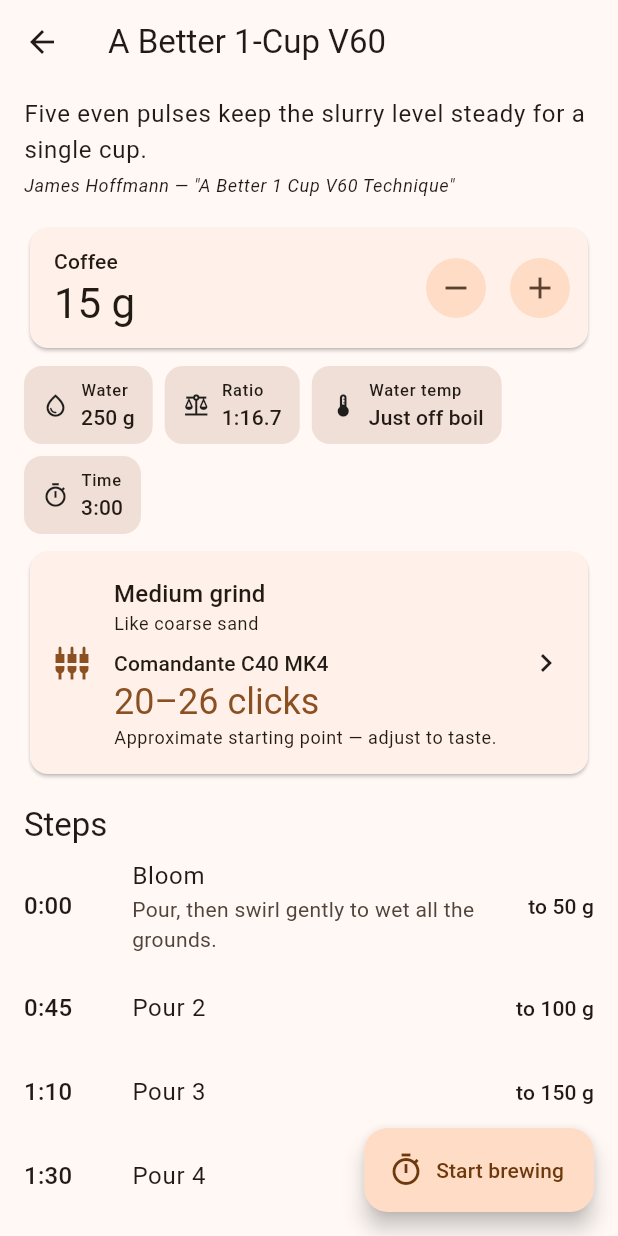
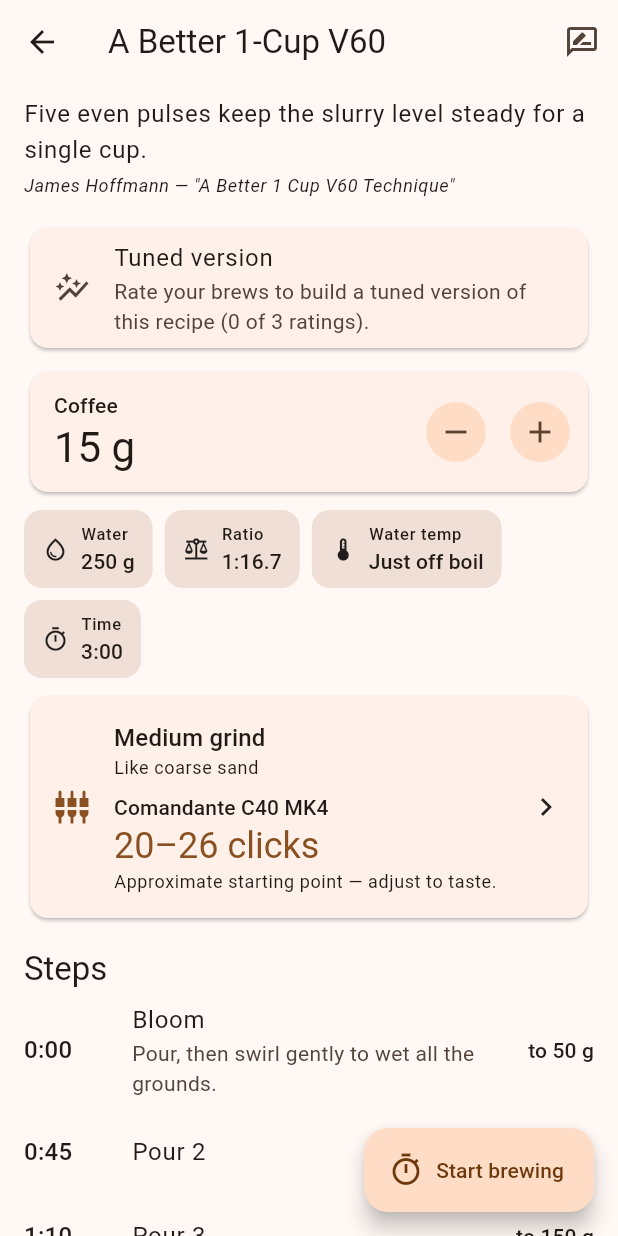
Before and after one commit to jcosmith/wake-up, a Flutter app: the screen it shows after launch, after a tap on "A Better 1-Cup V60", on a phone screen of 412 x 824 dp. Run offline on Flutter 3.47's test engine with Material 3 defaults, Android fonts, the phone set to English and light mode, and no system bars; our stand-ins replace shared_preferences.

Commit message:
Add recipe feedback and a tuned version built from it (#1)
Rate a brew from the recipe screen or when the timer finishes. After three
ratings, recipes offer a Tuned version alongside the original, adjusting
grind (in clicks for the selected grinder) and dose from the feedback.
Feedback is stored on-device behind a FeedbackStore interface that a shared
backend can implement to pool ratings across users.


Claude-Session: https://claude.ai/code/session_01MZTpTmYUjxpzCbQmbMgumx

Co-authored-by: Claude <noreply@anthropic.com>

```diff
--- /dev/null
+++ b/lib/feedback/feedback_store.dart
@@ -0,0 +1,57 @@
+import 'dart:convert';
+
+import 'package:shared_preferences/shared_preferences.dart';
+
+import '../models/feedback.dart';
+
+/// Where recipe feedback is kept.
+///
+/// The app currently stores feedback on the device. A shared backend that
+/// pools everyone's feedback implements this same interface and returns all
+/// users' entries from [forRecipe]; tuning then works across users with no
+/// other changes.
+abstract class FeedbackStore {
+  Future<void> add(RecipeFeedback feedback);
+
+  Future<List<RecipeFeedback>> forRecipe(String recipeId);
+}
+
+/// Keeps feedback on this device with shared_preferences.
+class LocalFeedbackStore implements FeedbackStore {
+  LocalFeedbackStore(this._prefs);
+
+  final SharedPreferences _prefs;
+
+  static String _key(String recipeId) => 'feedback.$recipeId';
+
+  @override
+  Future<void> add(RecipeFeedback feedback) async {
+    final key = _key(feedback.recipeId);
+    final entries = _prefs.getStringList(key) ?? const [];
+    await _prefs.setStringList(key, [
+      ...entries,
+      jsonEncode(feedback.toJson()),
+    ]);
+  }
+
+  @override
+  Future<List<RecipeFeedback>> forRecipe(String recipeId) async {
+    final entries = _prefs.getStringList(_key(recipeId)) ?? const [];
+    return [
+      for (final e in entries)
+        RecipeFeedback.fromJson(jsonDecode(e) as Map<String, dynamic>),
+    ];
+  }
+}
+
+/// Keeps feedback in memory only; used in tests and when no storage is set.
+class MemoryFeedbackStore implements FeedbackStore {
+  final _entries = <RecipeFeedback>[];
+
+  @override
+  Future<void> add(RecipeFeedback feedback) async => _entries.add(feedback);
+
+  @override
+  Future<List<RecipeFeedback>> forRecipe(String recipeId) async =>
+      _entries.where((f) => f.recipeId == recipeId).toList();
+}
--- /dev/null
+++ b/lib/models/feedback.dart
@@ -0,0 +1,93 @@
+import 'recipe.dart';
+
+/// How a brew tasted, on a five-point scale centred on "just right".
+enum TasteBalance {
+  sour('Sour', -2),
+  slightlySour('A bit sour', -1),
+  balanced('Balanced', 0),
+  slightlyBitter('A bit bitter', 1),
+  bitter('Bitter', 2);
+
+  const TasteBalance(this.label, this.value);
+
+  final String label;
+  final int value;
+}
+
+enum Strength {
+  weak('Weak', -2),
+  slightlyWeak('A bit weak', -1),
+  justRight('Just right', 0),
+  slightlyStrong('A bit strong', 1),
+  strong('Strong', 2);
+
+  const Strength(this.label, this.value);
+
+  final String label;
+  final int value;
+}
+
+/// One person's verdict on one brew, together with what they actually
+/// brewed (the original or the tuned version), so later tuning can work out
+/// where the ideal lies.
+class RecipeFeedback {
+  const RecipeFeedback({
+    required this.recipeId,
+    required this.createdAt,
+    required this.rating,
+    required this.taste,
+    required this.strength,
+    required this.brewedRatio,
+    this.brewedGrindOffsetMicrons = 0,
+  });
+
+  /// Builds feedback for a brew of [brewed], which may be a tuned recipe.
+  factory RecipeFeedback.forBrew(
+    Recipe brewed, {
+    required int rating,
+    required TasteBalance taste,
+    required Strength strength,
+    DateTime? at,
+  }) => RecipeFeedback(
+    recipeId: brewed.id,
+    createdAt: at ?? DateTime.now(),
+    rating: rating,
+    taste: taste,
+    strength: strength,
+    brewedRatio: brewed.ratio,
+    brewedGrindOffsetMicrons: brewed.grindOffsetMicrons,
+  );
+
+  factory RecipeFeedback.fromJson(Map<String, dynamic> json) => RecipeFeedback(
+    recipeId: json['recipeId'] as String,
+    createdAt: DateTime.parse(json['createdAt'] as String),
+    rating: json['rating'] as int,
+    taste: TasteBalance.values.byName(json['taste'] as String),
+    strength: Strength.values.byName(json['strength'] as String),
+    brewedRatio: (json['brewedRatio'] as num).toDouble(),
+    brewedGrindOffsetMicrons:
+        (json['brewedGrindOffsetMicrons'] as num?)?.toDouble() ?? 0,
+  );
+
+  final String recipeId;
+  final DateTime createdAt;
+
+  /// Overall enjoyment, 1–5.
+  final int rating;
+  final TasteBalance taste;
+  final Strength strength;
+
+  /// Water-to-coffee ratio that was brewed (ice counted as water).
+  final double brewedRatio;
+  final double brewedGrindOffsetMicrons;
+
+  Map<String, dynamic> toJson() => {
+    'recipeId': recipeId,
+    'createdAt': createdAt.toUtc().toIso8601String(),
+    'rating': rating,
+    'taste': taste.name,
+    'strength': strength.name,
+    'brewedRatio': brewedRatio,
+    'brewedGrindOffsetMicrons': brewedGrindOffsetMicrons,
+  };
+}
--- a/lib/models/grinder.dart
+++ b/lib/models/grinder.dart
@@ -1,3 +1,5 @@
+import 'dart:math';
+
 import 'grind.dart';
 
 /// A click range on a grinder, counted from zero (burrs just touching).
@@ -43,10 +45,20 @@ class HandGrinder {
 
   ClickRange? settingFor(GrindSize size) => settings[size];
 
+  /// Clicks closest to a burr movement of [microns]; negative is finer.
+  int clicksFor(double microns) => (microns / micronsPerClick).round();
+
   /// Human-friendly setting, e.g. "22–28 clicks" or "45–60 clicks (1.5.0–2.0.0)".
-  String describe(GrindSize size) {
-    final range = settings[size];
-    if (range == null) return 'Not recommended';
+  /// [offsetClicks] shifts the range, e.g. for a community-tuned recipe.
+  String describe(GrindSize size, {int offsetClicks = 0}) {
+    final base = settings[size];
+    if (base == null) return 'Not recommended';
+    final range = offsetClicks == 0
+        ? base
+        : ClickRange(
+            max(0, base.min + offsetClicks),
+            max(0, base.max + offsetClicks),
+          );
     final clicks = '$range clicks';
     final perRotation = clicksPerRotation;
     if (perRotation == null) return clicks;
--- a/lib/models/recipe.dart
+++ b/lib/models/recipe.dart
@@ -51,6 +51,7 @@ class Recipe {
     required this.totalTime,
     required this.steps,
     this.iceGrams = 0,
+    this.grindOffsetMicrons = 0,
     this.summary,
     this.tips = const [],
   });
@@ -74,6 +75,10 @@ class Recipe {
   final int? waterTempC;
   final GrindSize grind;
 
+  /// Fine adjustment within the [grind] band, in microns: negative is finer.
+  /// Zero for the published recipes; set by community tuning.
+  final double grindOffsetMicrons;
+
   /// Expected brew time; the timer keeps running past it.
   final Duration totalTime;
   final List<BrewStep> steps;
@@ -85,4 +90,21 @@ class Recipe {
 
   /// Factor to multiply this recipe's quantities by for the given dose.
   double scaleFor(double coffee) => coffee / coffeeGrams;
+
+  Recipe copyWith({double? coffeeGrams, double? grindOffsetMicrons}) => Recipe(
+    id: id,
+    name: name,
+    method: method,
+    source: source,
+    coffeeGrams: coffeeGrams ?? this.coffeeGrams,
+    waterGrams: waterGrams,
+    waterTempC: waterTempC,
+    grind: grind,
+    totalTime: totalTime,
+    steps: steps,
+    iceGrams: iceGrams,
+    grindOffsetMicrons: grindOffsetMicrons ?? this.grindOffsetMicrons,
+    summary: summary,
+    tips: tips,
+  );
 }
--- /dev/null
+++ b/lib/models/tuning.dart
@@ -0,0 +1,99 @@
+import 'feedback.dart';
+import 'recipe.dart';
+
+/// A version of a recipe tuned from everyone's feedback.
+///
+/// Each piece of feedback is read as a guess at the ideal brew: what was
+/// brewed, nudged the way the taste notes point (sour → finer, bitter →
+/// coarser; weak → more coffee, strong → less). The guesses are averaged and
+/// pulled towards the original recipe while there are only a few of them, so
+/// one odd brew can't swing it. Feedback on a tuned brew is relative to the
+/// tuned settings, which lets the tuning settle instead of drifting.
+class RecipeTuning {
+  RecipeTuning._({
+    required this.base,
+    required this.brews,
+    required this.ratio,
+    required this.grindOffsetMicrons,
+    required this.averageRating,
+  });
+
+  factory RecipeTuning.from(Recipe base, Iterable<RecipeFeedback> feedback) {
+    final relevant = feedback.where((f) => f.recipeId == base.id).toList();
+    final n = relevant.length;
+    if (n == 0) {
+      return RecipeTuning._(
+        base: base,
+        brews: 0,
+        ratio: base.ratio,
+        grindOffsetMicrons: base.grindOffsetMicrons,
+        averageRating: null,
+      );
+    }
+
+    var ratioSum = 0.0;
+    var grindSum = 0.0;
+    var ratingSum = 0;
+    for (final f in relevant) {
+      ratioSum += f.brewedRatio * (1 + ratioStepPerPoint * f.strength.value);
+      grindSum +=
+          f.brewedGrindOffsetMicrons + micronsPerTastePoint * f.taste.value;
+      ratingSum += f.rating;
+    }
+    final weight = n / (n + priorBrews);
+    double towards(double from, double to) => from + (to - from) * weight;
+
+    final ratio = towards(base.ratio, ratioSum / n).clamp(
+      base.ratio * (1 - maxRatioChange),
+      base.ratio * (1 + maxRatioChange),
+    );
+    final grind = towards(
+      base.grindOffsetMicrons,
+      grindSum / n,
+    ).clamp(-maxGrindOffsetMicrons, maxGrindOffsetMicrons);
+
+    return RecipeTuning._(
+      base: base,
+      brews: n,
+      ratio: ratio,
+      grindOffsetMicrons: grind,
+      averageRating: ratingSum / n,
+    );
+  }
+
+  /// Brews needed before a tuned version is offered.
+  static const minBrews = 3;
+
+  /// How strongly the original recipe holds while feedback is scarce,
+  /// counted in brews.
+  static const priorBrews = 2;
+
+  /// Ratio change per point of "too strong" (more water) or "too weak".
+  static const ratioStepPerPoint = 0.04;
+
+  /// Grind change per point of "too bitter" (coarser) or "too sour".
+  static const micronsPerTastePoint = 40.0;
+
+  static const maxRatioChange = 0.2;
+  static const maxGrindOffsetMicrons = 200.0;
+
+  final Recipe base;
+
+  /// Feedback entries the tuning is built from.
+  final int brews;
+  final double ratio;
+  final double grindOffsetMicrons;
+  final double? averageRating;
+
+  bool get isAvailable => brews >= minBrews;
+
+  /// The tuned recipe: same water and steps, with the dose and grind
+  /// adjusted. Dose is rounded to half a gram.
+  Recipe get recipe {
+    final coffee = ((base.waterGrams + base.iceGrams) / ratio * 2).round() / 2;
+    return base.copyWith(
+      coffeeGrams: coffee,
+      grindOffsetMicrons: (grindOffsetMicrons / 10).round() * 10.0,
+    );
+  }
+}
--- a/lib/screens/recipe_screen.dart
+++ b/lib/screens/recipe_screen.dart
@@ -2,7 +2,11 @@ import 'package:flutter/material.dart';
 
 import '../format.dart';
 import '../models/brew_session.dart';
+import '../models/feedback.dart';
 import '../models/recipe.dart';
+import '../models/tuning.dart';
+import '../state/app_state.dart';
+import '../widgets/feedback_sheet.dart';
 import '../widgets/grind_card.dart';
 import 'timer_screen.dart';
 
@@ -17,11 +21,47 @@ class RecipeScreen extends StatefulWidget {
 
 class _RecipeScreenState extends State<RecipeScreen> {
   late double _coffee = widget.recipe.coffeeGrams;
+  List<RecipeFeedback> _feedback = const [];
+  bool _useTuned = false;
 
-  Recipe get recipe => widget.recipe;
+  RecipeTuning get _tuning => RecipeTuning.from(widget.recipe, _feedback);
+
+  /// The version being shown: the original or the community-tuned one.
+  Recipe get recipe =>
+      _useTuned && _tuning.isAvailable ? _tuning.recipe : widget.recipe;
 
   /// Step size for the dose buttons: finer for small doses.
-  double get _doseStep => recipe.coffeeGrams < 20 ? 0.5 : 1;
+  double get _doseStep => widget.recipe.coffeeGrams < 20 ? 0.5 : 1;
+
+  @override
+  void didChangeDependencies() {
+    super.didChangeDependencies();
+    _loadFeedback();
+  }
+
+  Future<void> _loadFeedback() async {
+    final store = AppStateScope.of(context).feedback;
+    final feedback = await store.forRecipe(widget.recipe.id);
+    if (!mounted) return;
+    setState(() => _feedback = feedback);
+  }
+
+  void _selectVariant(bool tuned) {
+    setState(() {
+      _useTuned = tuned;
+      _coffee = recipe.coffeeGrams;
+    });
+  }
+
+  Future<void> _rate() async {
+    if (await showFeedbackSheet(context, recipe)) await _loadFeedback();
+  }
+
+  Future<void> _brew(BrewSession session) async {
+    await Navigator.of(context)
+        .push(MaterialPageRoute(builder: (_) => TimerScreen(session: session)));
+    await _loadFeedback();
+  }
 
   void _changeDose(double delta) {
     setState(() {
@@ -34,13 +74,20 @@ class _RecipeScreenState extends State<RecipeScreen> {
     final theme = Theme.of(context);
     final session = BrewSession(recipe, coffeeGrams: _coffee);
     return Scaffold(
-      appBar: AppBar(title: Text(recipe.name)),
+      appBar: AppBar(
+        title: Text(recipe.name),
+        actions: [
+          IconButton(
+            tooltip: 'Rate a brew',
+            icon: const Icon(Icons.rate_review_outlined),
+            onPressed: _rate,
+          ),
+        ],
+      ),
       floatingActionButton: FloatingActionButton.extended(
         icon: const Icon(Icons.timer_outlined),
         label: const Text('Start brewing'),
-        onPressed: () => Navigator.of(context).push(
-          MaterialPageRoute(builder: (_) => TimerScreen(session: session)),
-        ),
+        onPressed: () => _brew(session),
       ),
       body: ListView(
         padding: const EdgeInsets.fromLTRB(16, 8, 16, 96),
@@ -55,6 +102,12 @@ class _RecipeScreenState extends State<RecipeScreen> {
             ),
           ),
           const SizedBox(height: 16),
+          _VariantCard(
+            tuning: _tuning,
+            tuned: _useTuned && _tuning.isAvailable,
+            onSelect: _selectVariant,
+          ),
+          const SizedBox(height: 8),
           _DoseCard(
             coffee: _coffee,
             onMinus: () => _changeDose(-_doseStep),
@@ -104,7 +157,10 @@ class _RecipeScreenState extends State<RecipeScreen> {
             ],
           ),
           const SizedBox(height: 8),
-          GrindCard(grind: recipe.grind),
+          GrindCard(
+            grind: recipe.grind,
+            offsetMicrons: recipe.grindOffsetMicrons,
+          ),
           const SizedBox(height: 16),
           Text('Steps', style: theme.textTheme.titleLarge),
           for (final step in recipe.steps)
@@ -145,6 +201,93 @@ class _RecipeScreenState extends State<RecipeScreen> {
               ),
           ],
         ],
+      ),
+    );
+  }
+}
+
+/// Picks between the original recipe and the version tuned from feedback.
+/// The original is always offered.
+class _VariantCard extends StatelessWidget {
+  const _VariantCard({
+    required this.tuning,
+    required this.tuned,
+    required this.onSelect,
+  });
+
+  final RecipeTuning tuning;
+  final bool tuned;
+  final ValueChanged<bool> onSelect;
+
+  @override
+  Widget build(BuildContext context) {
+    final theme = Theme.of(context);
+    if (!tuning.isAvailable) {
+      return Card(
+        child: ListTile(
+          leading: const Icon(Icons.auto_graph),
+          title: const Text('Tuned version'),
+          subtitle: Text(
+            'Rate your brews to build a tuned version of this recipe '
+            '(${tuning.brews} of ${RecipeTuning.minBrews} ratings).',
+          ),
+        ),
+      );
+    }
+
+    final grinder = AppStateScope.of(context).grinder;
+    final base = tuning.base;
+    final tunedRecipe = tuning.recipe;
+    final doseChange = tunedRecipe.coffeeGrams - base.coffeeGrams;
+    final clicks = grinder.clicksFor(tunedRecipe.grindOffsetMicrons);
+    final changes = [
+      if (doseChange != 0)
+        '${formatGrams(doseChange.abs())} '
+            '${doseChange > 0 ? 'more' : 'less'} coffee '
+            '(${formatRatio(tunedRecipe.ratio)})',
+      if (clicks != 0)
+        'grind ${clicks.abs()} click${clicks.abs() == 1 ? '' : 's'} '
+            '${clicks < 0 ? 'finer' : 'coarser'}',
+    ];
+    final rating = tuning.averageRating!;
+
+    return Card(
+      child: Padding(
+        padding: const EdgeInsets.all(12),
+        child: Column(
+          crossAxisAlignment: CrossAxisAlignment.start,
+          children: [
+            SizedBox(
+              width: double.infinity,
+              child: SegmentedButton<bool>(
+                segments: const [
+                  ButtonSegment(value: false, label: Text('Original')),
+                  ButtonSegment(
+                    value: true,
+                    label: Text('Tuned'),
+                    icon: Icon(Icons.auto_graph),
+                  ),
+                ],
+                selected: {tuned},
+                onSelectionChanged: (s) => onSelect(s.first),
+              ),
+            ),
+            const SizedBox(height: 8),
+            Text(
+              tuned
+                  ? (changes.isEmpty
+                        ? 'Feedback so far says the original is spot on.'
+                        : 'Tuned: ${changes.join(', ')}.')
+                  : 'The recipe as published.',
+              style: theme.textTheme.bodyMedium,
+            ),
+            Text(
+              'Built from ${tuning.brews} rated brews · '
+              'average ${rating.toStringAsFixed(1)} ★',
+              style: theme.textTheme.bodySmall,
+            ),
+          ],
+        ),
       ),
     );
   }
--- a/lib/screens/timer_screen.dart
+++ b/lib/screens/timer_screen.dart
@@ -5,6 +5,7 @@ import 'package:flutter/services.dart';
 
 import '../format.dart';
 import '../models/brew_session.dart';
+import '../widgets/feedback_sheet.dart';
 
 /// Runs a brew: elapsed time, the current step and when the next one starts.
 class TimerScreen extends StatefulWidget {
@@ -22,6 +23,7 @@ class _TimerScreenState extends State<TimerScreen> {
   Duration _elapsed = Duration.zero;
   int _lastStep = 0;
   bool _finishedAlerted = false;
+  bool _rated = false;
 
   BrewSession get session => widget.session;
 
@@ -70,6 +72,11 @@ class _TimerScreenState extends State<TimerScreen> {
       _alert();
     }
     setState(() => _elapsed = elapsed);
+  }
+
+  Future<void> _rate() async {
+    final saved = await showFeedbackSheet(context, session.recipe);
+    if (saved && mounted) setState(() => _rated = true);
   }
 
   void _alert() {
@@ -148,6 +155,16 @@ class _TimerScreenState extends State<TimerScreen> {
                       ),
                     ),
                   ),
+                  if (finished) ...[
+                    const SizedBox(height: 16),
+                    Center(
+                      child: FilledButton.tonalIcon(
+                        onPressed: _rated ? null : _rate,
+                        icon: Icon(_rated ? Icons.check : Icons.star_outline),
+                        label: Text(_rated ? 'Thanks!' : 'Rate this brew'),
+                      ),
+                    ),
+                  ],
                   const SizedBox(height: 16),
                   Padding(
                     padding: const EdgeInsets.symmetric(horizontal: 16),
--- a/lib/state/app_state.dart
+++ b/lib/state/app_state.dart
@@ -2,19 +2,28 @@ import 'package:flutter/widgets.dart';
 import 'package:shared_preferences/shared_preferences.dart';
 
 import '../data/grinders.dart';
+import '../feedback/feedback_store.dart';
 import '../models/grinder.dart';
 
-/// App-wide settings: currently just the user's grinder.
+/// App-wide settings and services: the user's grinder and where recipe
+/// feedback is stored.
 class AppState extends ChangeNotifier {
-  AppState({SharedPreferences? prefs, String? grinderId})
-    : _prefs = prefs,
-      _grinder = grinderById(
-        grinderId ?? prefs?.getString(_grinderKey) ?? grinders.first.id,
-      );
+  AppState({
+    SharedPreferences? prefs,
+    String? grinderId,
+    FeedbackStore? feedback,
+  }) : _prefs = prefs,
+       feedback =
+           feedback ??
+           (prefs == null ? MemoryFeedbackStore() : LocalFeedbackStore(prefs)),
+       _grinder = grinderById(
+         grinderId ?? prefs?.getString(_grinderKey) ?? grinders.first.id,
+       );
 
   static const _grinderKey = 'grinder';
 
   final SharedPreferences? _prefs;
+  final FeedbackStore feedback;
   HandGrinder _grinder;
 
   HandGrinder get grinder => _grinder;
--- a/lib/widgets/grind_card.dart
+++ b/lib/widgets/grind_card.dart
@@ -7,14 +7,18 @@ import '../state/app_state.dart';
 /// Shows the grind size for a recipe on the user's grinder, with a shortcut
 /// to switch grinders.
 class GrindCard extends StatelessWidget {
-  const GrindCard({super.key, required this.grind});
+  const GrindCard({super.key, required this.grind, this.offsetMicrons = 0});
 
   final GrindSize grind;
+
+  /// Fine adjustment from tuning; negative is finer.
+  final double offsetMicrons;
 
   @override
   Widget build(BuildContext context) {
     final state = AppStateScope.of(context);
     final grinder = state.grinder;
+    final offsetClicks = grinder.clicksFor(offsetMicrons);
     final theme = Theme.of(context);
     return Card(
       child: InkWell(
@@ -43,11 +47,19 @@ class GrindCard extends StatelessWidget {
                     const SizedBox(height: 8),
                     Text(grinder.name, style: theme.textTheme.labelLarge),
                     Text(
-                      grinder.describe(grind),
+                      grinder.describe(grind, offsetClicks: offsetClicks),
                       style: theme.textTheme.headlineSmall?.copyWith(
                         color: theme.colorScheme.primary,
                       ),
                     ),
+                    if (offsetClicks != 0)
+                      Text(
+                        '${offsetClicks.abs()} '
+                        'click${offsetClicks.abs() == 1 ? '' : 's'} '
+                        '${offsetClicks < 0 ? 'finer' : 'coarser'} '
+                        'than the original',
+                        style: theme.textTheme.labelMedium,
+                      ),
                     Text(
                       'Approximate starting point — adjust to taste.',
                       style: theme.textTheme.bodySmall,
```
Also changed, not shown: lib/widgets/feedback_sheet.dart (added, +119 -0 lines), 3 other files.
